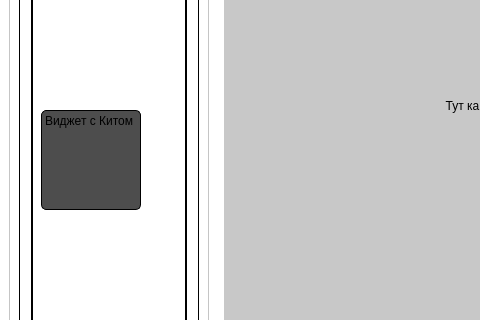
Old version of the form MainWorkWindow.ui in the repository YarickVodila/EfficientNetV2_Whale_Reidentification; both pictures show x 0 to 480 and y 197 to 517 of the 1064 by 733 pixel window.
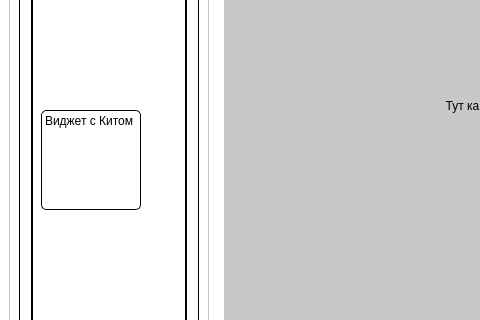
New version of the form.

Commit message: Load files from file system

Patch:
```diff
--- a/MainWorkWindow.ui
+++ b/MainWorkWindow.ui
@@ -127,7 +127,9 @@
                  </size>
                 </property>
                 <property name="styleSheet">
-                 <string notr="true">background-color: rgb(77, 77, 77);</string>
+                                                                    <string notr="true">background-color: rgb(77, 77,
+                                                                        77);
+                                                                    </string>
                 </property>
                 <property name="text">
                  <string>Виджет с Китом</string>
```
Left out of the diff: 14 changed lines with no effect on the pictures. Lines whose indentation alone changed are shown as unchanged. The commit also changes 2 other files.
